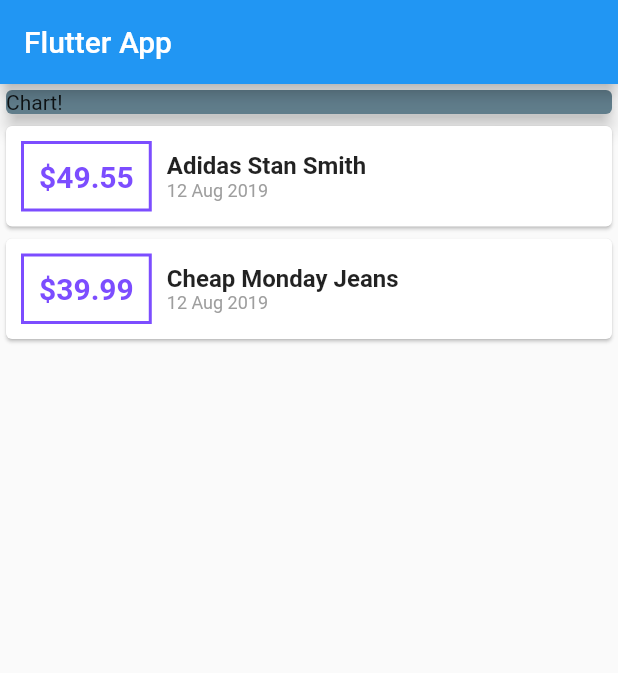
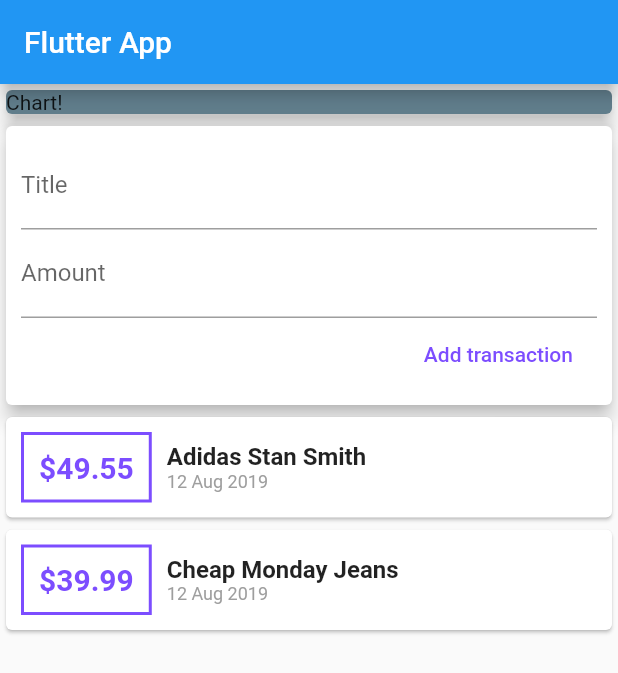
Before and after one commit to Haugen/flutter, a Flutter app: the screen it shows after launch, on a phone screen of 412 x 824 dp. Shown: the top 673 px of the screen. Run offline on Flutter 3.47's test engine with Material 2 defaults, Android fonts, the phone set to English and light mode, and no system bars.

Commit message:
First test with user input fields.

```diff
--- a/expenses/lib/main.dart
+++ b/expenses/lib/main.dart
@@ -31,6 +31,10 @@ class MyHomePage extends StatelessWidget {
       date: DateTime.now(),
     ),
   ];
+  // String titleInput;
+  // String amountInput;
+  final titleController = TextEditingController();
+  final amountController = TextEditingController();
 
   @override
   Widget build(BuildContext context) {
@@ -46,6 +50,35 @@ class MyHomePage extends StatelessWidget {
               color: Colors.blueGrey,
               elevation: 5,
               child: Text("Chart!"),
+            ),
+          ),
+          Card(
+            elevation: 5,
+            child: Container(
+              padding: EdgeInsets.all(10),
+              child: Column(
+                crossAxisAlignment: CrossAxisAlignment.end,
+                children: <Widget>[
+                  TextField(
+                    decoration: InputDecoration(labelText: 'Title'),
+                    // onChanged: (value) => titleInput = value,
+                    controller: titleController,
+                  ),
+                  TextField(
+                    decoration: InputDecoration(labelText: 'Amount'),
+                    // onChanged: (value) => amountInput = value,
+                    controller: amountController,
+                  ),
+                  FlatButton(
+                    child: Text('Add transaction'),
+                    textColor: Colors.deepPurpleAccent,
+                    onPressed: () {
+                      print(titleController.text);
+                      print(amountController.text);
+                    },
+                  )
+                ],
+              ),
             ),
           ),
           Column(
```
